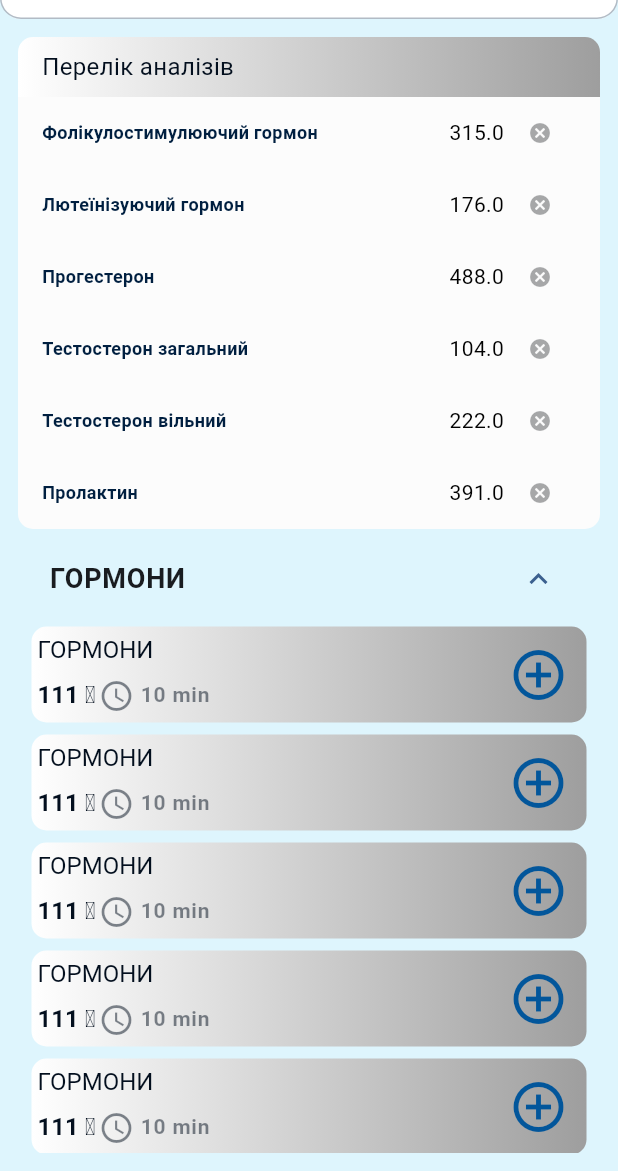
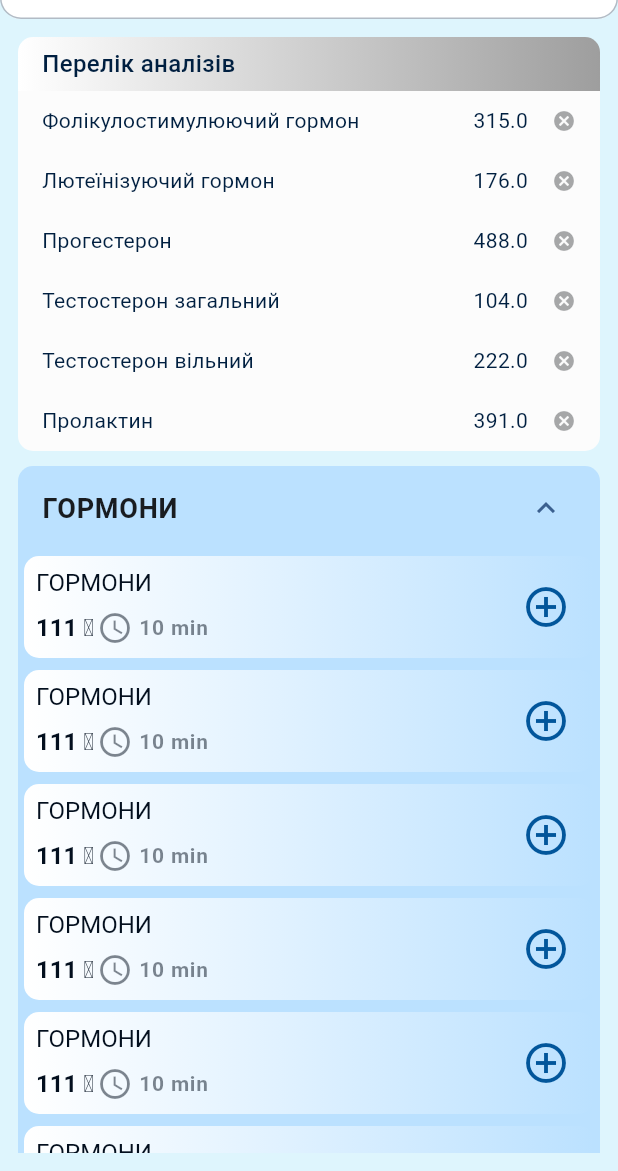
Before and after one commit to kadr0id/nice_analyses, a Flutter app: the MainAnalysesPage screen opened directly, after a tap on "ГОРМОНИ", on a phone screen of 412 x 824 dp, the part 65-1236 px from its top. Run offline on Flutter 3.47's test engine with Material 3 defaults, Android fonts, the phone set to English and light mode, and no system bars; our stand-ins replace equatable, firebase_auth, firebase_core, flutter_bloc, formz; missing offline and left inert: flow_builder; accounts and stored records are empty; Roboto replaces fonts that are missing (Formular).

Commit message:
impove UI

```diff
--- a/lib/app/nice_ui/widgets/nice_item_widget.dart
+++ b/lib/app/nice_ui/widgets/nice_item_widget.dart
@@ -42,9 +42,9 @@ class NiceItem extends StatelessWidget {
             gradient: LinearGradient(
                 begin: Alignment.centerRight,
                 end: Alignment.centerLeft,
-                colors: [Colors.grey, Colors.white])),
+                colors: [NiceColors.water, Colors.white])),
         child: Padding(
-          padding: const EdgeInsets.all(4.0),
+          padding: const EdgeInsets.all(NiceSpacing.sm),
           child: InkWell(
             onTap: onPressed,
             child: Row(
@@ -71,7 +71,8 @@ class NiceItem extends StatelessWidget {
                           ),
                         ),
                         const Padding(
-                          padding: EdgeInsets.only(left: NiceSpacing.xxs, right: 4),
+                          padding:
+                              EdgeInsets.only(left: NiceSpacing.xxs, right: 4),
                           child: Icon(
                             Icons.access_time,
                             color: NiceColors.darkSecondary,
@@ -92,7 +93,7 @@ class NiceItem extends StatelessWidget {
                   padding: EdgeInsets.all(8.0),
                   child: Icon(
                     Icons.add_circle_outline,
-                    size: 40,
+                    size: 32,
                     color: NiceColors.oceanBlue,
                   ),
                 )
--- a/lib/app/nice_ui/widgets/nice_main_item_widget.dart
+++ b/lib/app/nice_ui/widgets/nice_main_item_widget.dart
@@ -1,4 +1,5 @@
 import 'package:flutter/material.dart';
+import 'package:nice_analyses/app/nice_ui/nice_ui.dart';
 
 /// {@template nice_main_item}
 /// Creates a nice main item.
@@ -19,7 +20,7 @@ class NiceMainItem extends StatelessWidget {
   @override
   Widget build(BuildContext context) {
     return Padding(
-      padding: const EdgeInsets.all(4.0),
+      padding: const EdgeInsets.only(bottom: NiceSpacing.sm),
       child: Container(
         decoration: const BoxDecoration(
           borderRadius: BorderRadius.all(Radius.circular(10)),
--- a/lib/app/nice_ui/widgets/selected_items.dart
+++ b/lib/app/nice_ui/widgets/selected_items.dart
@@ -30,13 +30,9 @@ class SelectedItemsWidget extends StatelessWidget {
           ),
           padding: const EdgeInsets.symmetric(
               horizontal: NiceSpacing.lg, vertical: NiceSpacing.sm),
-          child: const Text(
+          child: Text(
             'Перелік аналізів',
-            style: TextStyle(
-              fontWeight: NiceFontWeight.regular,
-              fontSize: 16,
-              color: NiceColors.darkPrimary,
-            ),
+            style: NiceTextStyle.headline4,
           ),
         ),
         Container(
@@ -54,12 +50,13 @@ class SelectedItemsWidget extends StatelessWidget {
               String key = selectedItems.keys.elementAt(index);
               double value = selectedItems.values.elementAt(index);
               return Container(
-                padding: const EdgeInsets.symmetric(horizontal: NiceSpacing.lg),
+                height: NiceSpacing.xxlg,
+                padding: const EdgeInsets.only(left: NiceSpacing.lg),
                 child: Row(
                   children: [
                     Text(
                       key,
-                      style: const TextStyle(fontWeight: FontWeight.bold),
+                      style: NiceTextStyle.bodyText1,
                     ),
                     Expanded(
                       child: Row(
@@ -67,10 +64,7 @@ class SelectedItemsWidget extends StatelessWidget {
                         children: [
                           Text(
                             value.toString(),
-                            style: const TextStyle(
-                              color: NiceColors.black,
-                              fontSize: 14,
-                            ),
+                            style: NiceTextStyle.bodyText1,
                           ),
                           IconButton(
                             icon: const Icon(Icons.cancel),
--- a/lib/main_analyses/view/main_analyses_view.dart
+++ b/lib/main_analyses/view/main_analyses_view.dart
@@ -1,4 +1,5 @@
 import 'package:flutter/material.dart';
+import 'package:nice_analyses/app/nice_ui/colors/nice_colors.dart';
 import 'package:nice_analyses/app/nice_ui/widgets/nice_item_widget.dart';
 import 'package:nice_analyses/app/nice_ui/widgets/selected_items.dart';
 
@@ -73,6 +74,9 @@ class MainAnalysesView extends StatelessWidget {
       child: Column(
         children: [
           SelectedItemsWidget(selectedItems: selectedItems),
+          SizedBox(
+            height: 10,
+          ),
           ExpandableListWidget(
             titles: titles,
             items: items,
@@ -107,7 +111,12 @@ class ExpandableListWidget extends StatelessWidget {
         return NiceMainItem(
           child: ExpansionTile(
             title: MenuTitleWidget(title: title),
-            shape: Border.all(color: Colors.transparent),
+            backgroundColor: NiceColors.water,
+            shape: const RoundedRectangleBorder(
+                borderRadius: BorderRadius.all(Radius.circular(10))),
+            collapsedBackgroundColor: NiceColors.water,
+            collapsedShape: const RoundedRectangleBorder(
+                borderRadius: BorderRadius.all(Radius.circular(10))),
             children: [
               Column(
                 children: [
```
